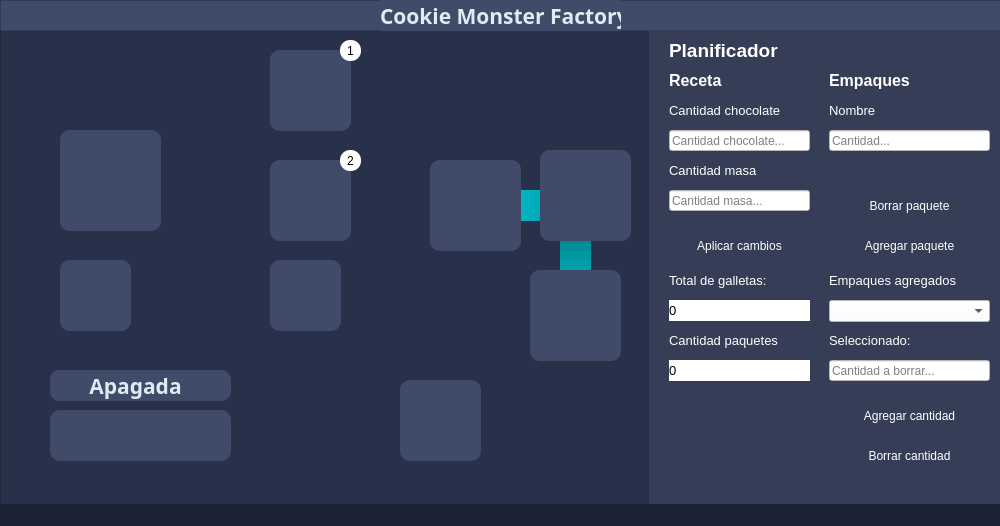
This is mainwindow.ui in JuanVF/CookieMonsterFactory as Qt 5 draws it before an edit. The edited form follows.
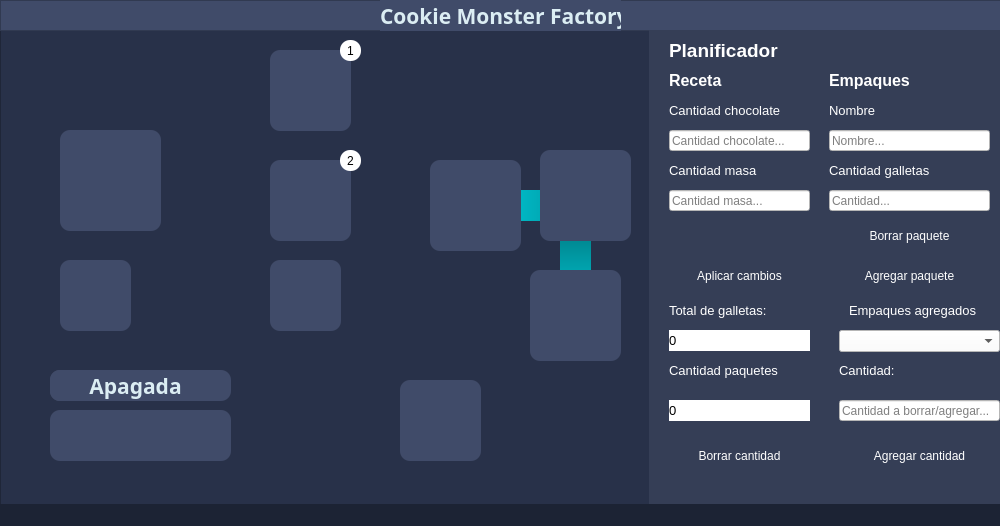
This is the edited form. The open tabs and pages were chosen to show the change. Icons and pictures are not drawn.

Commit message: Planner configuration working

```diff
--- a/mainwindow.ui
+++ b/mainwindow.ui
@@ -870,14 +870,14 @@
         <number>10</number>
        </property>
        <property name="placeholderText">
-        <string>Cantidad...</string>
+        <string>Nombre...</string>
        </property>
       </widget>
       <widget class="QPushButton" name="pushButton_9">
        <property name="geometry">
         <rect>
          <x>20</x>
-         <y>200</y>
+         <y>230</y>
          <width>141</width>
          <height>31</height>
         </rect>
@@ -909,7 +909,7 @@
        <property name="geometry">
         <rect>
          <x>180</x>
-         <y>200</y>
+         <y>230</y>
          <width>161</width>
          <height>31</height>
         </rect>
@@ -939,8 +939,8 @@
       <widget class="QLabel" name="label_15">
        <property name="geometry">
         <rect>
-         <x>180</x>
-         <y>240</y>
+         <x>200</x>
+         <y>270</y>
          <width>161</width>
          <height>21</height>
         </rect>
@@ -959,8 +959,8 @@
       <widget class="QComboBox" name="comboBox_2">
        <property name="geometry">
         <rect>
-         <x>180</x>
-         <y>270</y>
+         <x>190</x>
+         <y>300</y>
          <width>161</width>
          <height>22</height>
         </rect>
@@ -976,8 +976,8 @@
       <widget class="QLabel" name="label_16">
        <property name="geometry">
         <rect>
-         <x>180</x>
-         <y>300</y>
+         <x>190</x>
+         <y>330</y>
          <width>161</width>
          <height>21</height>
         </rect>
@@ -990,14 +990,14 @@
         </font>
        </property>
        <property name="text">
-        <string>Seleccionado:</string>
+        <string>Cantidad:</string>
        </property>
       </widget>
       <widget class="QLineEdit" name="lePlannerDel">
        <property name="geometry">
         <rect>
-         <x>180</x>
-         <y>330</y>
+         <x>190</x>
+         <y>370</y>
          <width>161</width>
          <height>21</height>
         </rect>
@@ -1013,13 +1013,13 @@
         <number>10</number>
        </property>
        <property name="placeholderText">
-        <string>Cantidad a borrar...</string>
+        <string>Cantidad a borrar/agregar...</string>
        </property>
       </widget>
       <widget class="QPushButton" name="pushButton_11">
        <property name="geometry">
         <rect>
-         <x>180</x>
+         <x>10</x>
          <y>410</y>
          <width>161</width>
          <height>31</height>
@@ -1051,7 +1051,7 @@
        <property name="geometry">
         <rect>
          <x>20</x>
-         <y>240</y>
+         <y>270</y>
          <width>141</width>
          <height>21</height>
         </rect>
@@ -1071,7 +1071,7 @@
        <property name="geometry">
         <rect>
          <x>20</x>
-         <y>270</y>
+         <y>300</y>
          <width>141</width>
          <height>21</height>
         </rect>
@@ -1098,7 +1098,7 @@
        <property name="geometry">
         <rect>
          <x>20</x>
-         <y>300</y>
+         <y>330</y>
          <width>141</width>
          <height>21</height>
         </rect>
@@ -1118,7 +1118,7 @@
        <property name="geometry">
         <rect>
          <x>180</x>
-         <y>160</y>
+         <y>190</y>
          <width>161</width>
          <height>31</height>
         </rect>
@@ -1148,8 +1148,8 @@
       <widget class="QPushButton" name="pushButton_13">
        <property name="geometry">
         <rect>
-         <x>180</x>
-         <y>370</y>
+         <x>190</x>
+         <y>410</y>
          <width>161</width>
          <height>31</height>
         </rect>
@@ -1180,7 +1180,7 @@
        <property name="geometry">
         <rect>
          <x>20</x>
-         <y>330</y>
+         <y>370</y>
          <width>141</width>
          <height>21</height>
         </rect>
@@ -1203,6 +1203,49 @@
         <string>0</string>
        </property>
       </widget>
+      <widget class="QLineEdit" name="lePlannerAmount">
+       <property name="geometry">
+        <rect>
+         <x>180</x>
+         <y>160</y>
+         <width>161</width>
+         <height>21</height>
+        </rect>
+       </property>
+       <property name="styleSheet">
+        <string notr="true">background-color: rgb(255, 255, 255);
+color: rgb(0, 0, 0);</string>
+       </property>
+       <property name="inputMask">
+        <string/>
+       </property>
+       <property name="maxLength">
+        <number>10</number>
+       </property>
+       <property name="placeholderText">
+        <string>Cantidad...</string>
+       </property>
+      </widget>
+      <widget class="QLabel" name="label_63">
+       <property name="geometry">
+        <rect>
+         <x>180</x>
+         <y>130</y>
+         <width>161</width>
+         <height>21</height>
+        </rect>
+       </property>
+       <property name="font">
+        <font>
+         <pointsize>10</pointsize>
+         <weight>50</weight>
+         <bold>false</bold>
+        </font>
+       </property>
+       <property name="text">
+        <string>Cantidad galletas</string>
+       </property>
+      </widget>
      </widget>
      <widget class="QWidget" name="warehouse_page">
       <widget class="QLabel" name="label_13">
```
Left out of the diff: 22 changed lines with no effect on the pictures. The commit also changes 8 other files.
